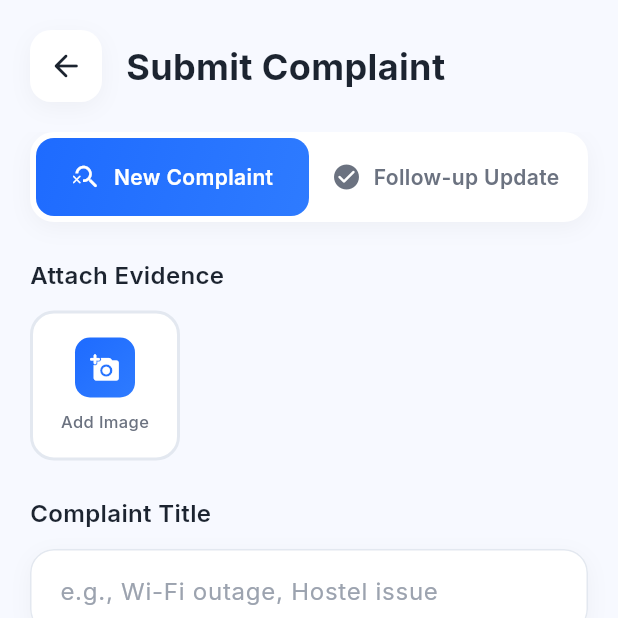
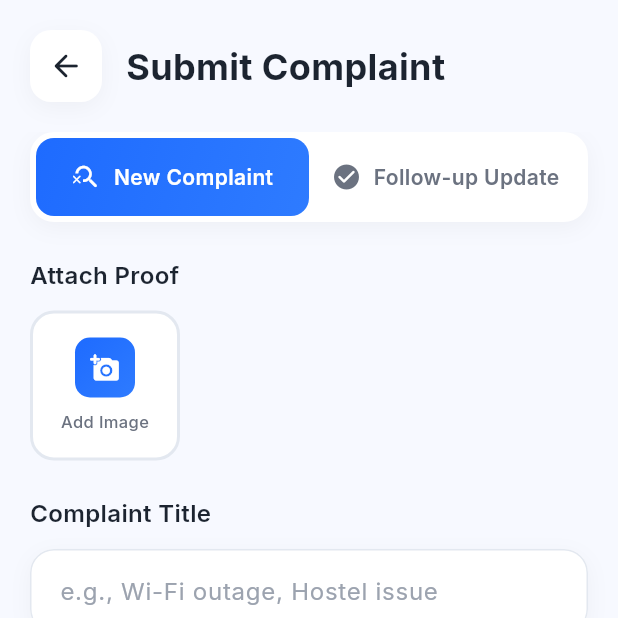
Before and after one commit to ayushkc777/Complain-College-App, a Flutter app: the ReportComplaintPage screen opened directly, on a phone screen of 412 x 824 dp, the top half of it. Run offline on Flutter 3.47's test engine with Material 3 defaults, Android fonts, the phone set to English and light mode, and no system bars; our stand-ins replace dio, flutter_riverpod, flutter_svg, hive_flutter, image_picker, shared_preferences; accounts and stored records are empty; statements that could not run were skipped.

Commit message:
Sprint 5: evidence label

```diff
--- a/lib/features/item/presentation/pages/report_complaint_page.dart
+++ b/lib/features/item/presentation/pages/report_complaint_page.dart
@@ -297,7 +297,7 @@ class _ReportComplaintPageState extends State<ReportComplaintPage> {
 
                       // Photo/Video Upload Section
                       Text(
-                        'Attach Evidence',
+                        'Attach Proof',
                         style: TextStyle(
                           fontSize: 16,
                           fontWeight: FontWeight.w600,
```
